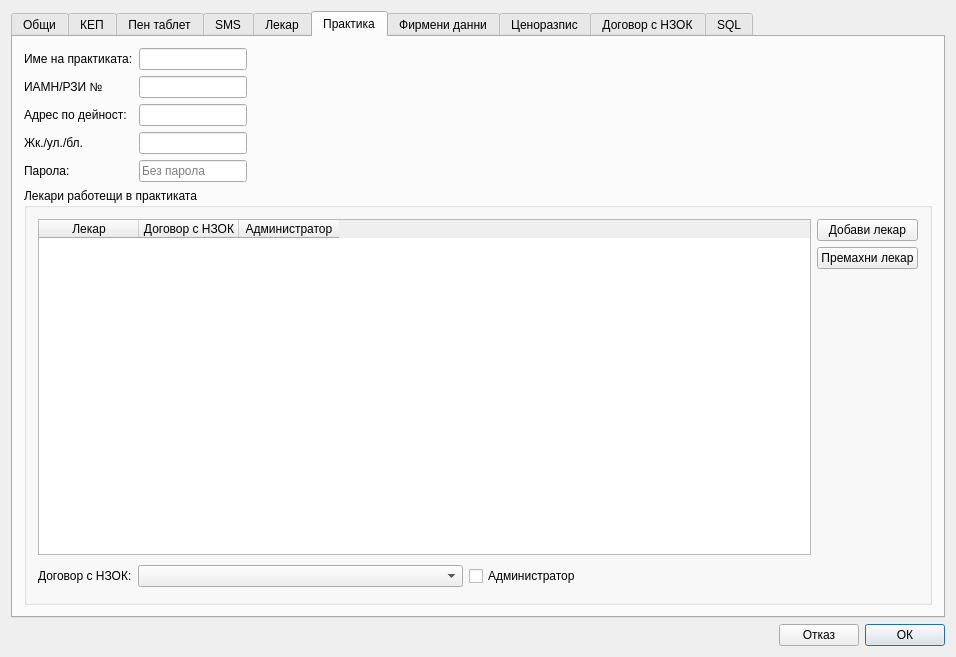
First picture: the form in src/View/Widgets/SettingsDialog.ui, repository thefinalcutbg/DinoDent, before the edit.
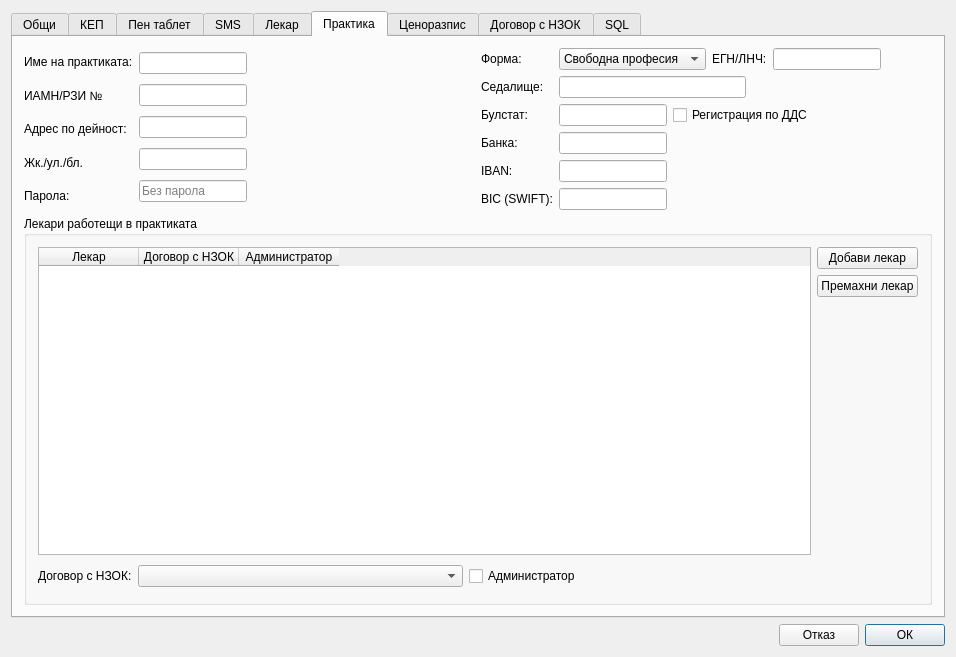
Second picture: the form after the edit. The open tabs and pages were chosen to show the change. Custom widgets are drawn as their Qt base class.

Commit message: practice and company tabs united

The edit to the form file:
```diff
--- a/src/View/Widgets/SettingsDialog.ui
+++ b/src/View/Widgets/SettingsDialog.ui
@@ -1131,6 +1131,8 @@
       </attribute>
       <layout class="QVBoxLayout" name="verticalLayout_19">
        <item>
+        <layout class="QHBoxLayout" name="horizontalLayout_49">
+         <item>
         <layout class="QHBoxLayout" name="horizontalLayout_26">
          <item>
           <layout class="QVBoxLayout" name="verticalLayout_17">
@@ -1331,187 +1333,6 @@
         </layout>
        </item>
        <item>
-        <widget class="QGroupBox" name="groupBox_2">
-         <property name="title">
-          <string>Лекари работещи в практиката</string>
-         </property>
-         <layout class="QVBoxLayout" name="verticalLayout_23">
-          <item>
-           <layout class="QHBoxLayout" name="horizontalLayout_6">
-            <item>
-             <widget class="QTableWidget" name="doctorList">
-              <property name="sizePolicy">
-               <sizepolicy hsizetype="Expanding" vsizetype="Expanding">
-                <horstretch>0</horstretch>
-                <verstretch>0</verstretch>
-               </sizepolicy>
-              </property>
-              <property name="minimumSize">
-               <size>
-                <width>0</width>
-                <height>0</height>
-               </size>
-              </property>
-              <property name="editTriggers">
-               <set>QAbstractItemView::EditTrigger::AnyKeyPressed</set>
-              </property>
-              <property name="showDropIndicator" stdset="0">
-               <bool>false</bool>
-              </property>
-              <property name="dragDropOverwriteMode">
-               <bool>false</bool>
-              </property>
-              <property name="selectionBehavior">
-               <enum>QAbstractItemView::SelectionBehavior::SelectRows</enum>
-              </property>
-              <attribute name="horizontalHeaderStretchLastSection">
-               <bool>false</bool>
-              </attribute>
-              <attribute name="verticalHeaderVisible">
-               <bool>false</bool>
-              </attribute>
-              <column>
-               <property name="text">
-                <string>Лекар</string>
-               </property>
-              </column>
-              <column>
-               <property name="text">
-                <string>Договор с НЗОК</string>
-               </property>
-              </column>
-              <column>
-               <property name="text">
-                <string>Администратор</string>
-               </property>
-              </column>
-             </widget>
-            </item>
-            <item>
-             <layout class="QVBoxLayout" name="verticalLayout_5">
-              <item>
-               <widget class="QPushButton" name="addDoctor">
-                <property name="sizePolicy">
-                 <sizepolicy hsizetype="Preferred" vsizetype="Fixed">
-                  <horstretch>0</horstretch>
-                  <verstretch>0</verstretch>
-                 </sizepolicy>
-                </property>
-                <property name="minimumSize">
-                 <size>
-                  <width>0</width>
-                  <height>0</height>
-                 </size>
-                </property>
-                <property name="text">
-                 <string>Добави лекар</string>
-                </property>
-               </widget>
-              </item>
-              <item>
-               <widget class="QPushButton" name="removeDoctor">
-                <property name="sizePolicy">
-                 <sizepolicy hsizetype="Preferred" vsizetype="Fixed">
-                  <horstretch>0</horstretch>
-                  <verstretch>0</verstretch>
-                 </sizepolicy>
-                </property>
-                <property name="text">
-                 <string>Премахни лекар</string>
-                </property>
-               </widget>
-              </item>
-              <item>
-               <spacer name="verticalSpacer">
-                <property name="orientation">
-                 <enum>Qt::Orientation::Vertical</enum>
-                </property>
-                <property name="sizeType">
-                 <enum>QSizePolicy::Policy::Expanding</enum>
-                </property>
-                <property name="sizeHint" stdset="0">
-                 <size>
-                  <width>40</width>
-                  <height>20</height>
-                 </size>
-                </property>
-               </spacer>
-              </item>
-             </layout>
-            </item>
-           </layout>
-          </item>
-          <item>
-           <layout class="QHBoxLayout" name="horizontalLayout_7">
-            <item>
-             <widget class="QLabel" name="label_13">
-              <property name="text">
-               <string>Договор с НЗОК:</string>
-              </property>
-             </widget>
-            </item>
-            <item>
-             <widget class="QComboBox" name="specialtyCombo">
-              <property name="sizePolicy">
-               <sizepolicy hsizetype="Expanding" vsizetype="Fixed">
-                <horstretch>0</horstretch>
-                <verstretch>0</verstretch>
-               </sizepolicy>
-              </property>
-             </widget>
-            </item>
-            <item>
-             <widget class="QCheckBox" name="adminCheck">
-              <property name="sizePolicy">
-               <sizepolicy hsizetype="Preferred" vsizetype="Fixed">
-                <horstretch>0</horstretch>
-                <verstretch>0</verstretch>
-               </sizepolicy>
-              </property>
-              <property name="text">
-               <string>Администратор</string>
-              </property>
-             </widget>
-            </item>
-            <item>
-             <widget class="QLabel" name="label_44">
-              <property name="minimumSize">
-               <size>
-                <width>0</width>
-                <height>30</height>
-               </size>
-              </property>
-              <property name="text">
-               <string/>
-              </property>
-             </widget>
-            </item>
-            <item>
-             <spacer name="horizontalSpacer">
-              <property name="orientation">
-               <enum>Qt::Orientation::Horizontal</enum>
-              </property>
-              <property name="sizeHint" stdset="0">
-               <size>
-                <width>40</width>
-                <height>20</height>
-               </size>
-              </property>
-             </spacer>
-            </item>
-           </layout>
-          </item>
-         </layout>
-        </widget>
-       </item>
-      </layout>
-     </widget>
-     <widget class="QWidget" name="companySettings">
-      <attribute name="title">
-       <string>Фирмени данни</string>
-      </attribute>
-      <layout class="QVBoxLayout" name="verticalLayout_15">
-       <item>
         <layout class="QHBoxLayout" name="horizontalLayout_21">
          <item>
           <layout class="QVBoxLayout" name="verticalLayout_8">
@@ -1799,18 +1620,181 @@
          </item>
         </layout>
        </item>
+        </layout>
+       </item>
        <item>
-        <spacer name="verticalSpacer_3">
+        <widget class="QGroupBox" name="groupBox_2">
+         <property name="title">
+          <string>Лекари работещи в практиката</string>
+         </property>
+         <layout class="QVBoxLayout" name="verticalLayout_23">
+          <item>
+           <layout class="QHBoxLayout" name="horizontalLayout_6">
+            <item>
+             <widget class="QTableWidget" name="doctorList">
+              <property name="sizePolicy">
+               <sizepolicy hsizetype="Expanding" vsizetype="Expanding">
+                <horstretch>0</horstretch>
+                <verstretch>0</verstretch>
+               </sizepolicy>
+              </property>
+              <property name="minimumSize">
+               <size>
+                <width>0</width>
+                <height>0</height>
+               </size>
+              </property>
+              <property name="editTriggers">
+               <set>QAbstractItemView::EditTrigger::AnyKeyPressed</set>
+              </property>
+              <property name="showDropIndicator" stdset="0">
+               <bool>false</bool>
+              </property>
+              <property name="dragDropOverwriteMode">
+               <bool>false</bool>
+              </property>
+              <property name="selectionBehavior">
+               <enum>QAbstractItemView::SelectionBehavior::SelectRows</enum>
+              </property>
+              <attribute name="horizontalHeaderStretchLastSection">
+               <bool>false</bool>
+              </attribute>
+              <attribute name="verticalHeaderVisible">
+               <bool>false</bool>
+              </attribute>
+              <column>
+               <property name="text">
+                <string>Лекар</string>
+               </property>
+              </column>
+              <column>
+               <property name="text">
+                <string>Договор с НЗОК</string>
+               </property>
+              </column>
+              <column>
+               <property name="text">
+                <string>Администратор</string>
+               </property>
+              </column>
+             </widget>
+            </item>
+            <item>
+             <layout class="QVBoxLayout" name="verticalLayout_5">
+              <item>
+               <widget class="QPushButton" name="addDoctor">
+                <property name="sizePolicy">
+                 <sizepolicy hsizetype="Preferred" vsizetype="Fixed">
+                  <horstretch>0</horstretch>
+                  <verstretch>0</verstretch>
+                 </sizepolicy>
+                </property>
+                <property name="minimumSize">
+                 <size>
+                  <width>0</width>
+                  <height>0</height>
+                 </size>
+                </property>
+                <property name="text">
+                 <string>Добави лекар</string>
+                </property>
+               </widget>
+              </item>
+              <item>
+               <widget class="QPushButton" name="removeDoctor">
+                <property name="sizePolicy">
+                 <sizepolicy hsizetype="Preferred" vsizetype="Fixed">
+                  <horstretch>0</horstretch>
+                  <verstretch>0</verstretch>
+                 </sizepolicy>
+                </property>
+                <property name="text">
+                 <string>Премахни лекар</string>
+                </property>
+               </widget>
+              </item>
+              <item>
+               <spacer name="verticalSpacer">
          <property name="orientation">
           <enum>Qt::Orientation::Vertical</enum>
          </property>
+                <property name="sizeType">
+                 <enum>QSizePolicy::Policy::Expanding</enum>
+                </property>
          <property name="sizeHint" stdset="0">
           <size>
-           <width>102</width>
+                  <width>40</width>
            <height>20</height>
           </size>
          </property>
         </spacer>
+              </item>
+             </layout>
+            </item>
+           </layout>
+          </item>
+          <item>
+           <layout class="QHBoxLayout" name="horizontalLayout_7">
+            <item>
+             <widget class="QLabel" name="label_13">
+              <property name="text">
+               <string>Договор с НЗОК:</string>
+              </property>
+             </widget>
+            </item>
+            <item>
+             <widget class="QComboBox" name="specialtyCombo">
+              <property name="sizePolicy">
+               <sizepolicy hsizetype="Expanding" vsizetype="Fixed">
+                <horstretch>0</horstretch>
+                <verstretch>0</verstretch>
+               </sizepolicy>
+              </property>
+             </widget>
+            </item>
+            <item>
+             <widget class="QCheckBox" name="adminCheck">
+              <property name="sizePolicy">
+               <sizepolicy hsizetype="Preferred" vsizetype="Fixed">
+                <horstretch>0</horstretch>
+                <verstretch>0</verstretch>
+               </sizepolicy>
+              </property>
+              <property name="text">
+               <string>Администратор</string>
+              </property>
+             </widget>
+            </item>
+            <item>
+             <widget class="QLabel" name="label_44">
+              <property name="minimumSize">
+               <size>
+                <width>0</width>
+                <height>30</height>
+               </size>
+              </property>
+              <property name="text">
+               <string/>
+              </property>
+             </widget>
+            </item>
+            <item>
+             <spacer name="horizontalSpacer">
+              <property name="orientation">
+               <enum>Qt::Orientation::Horizontal</enum>
+              </property>
+              <property name="sizeHint" stdset="0">
+               <size>
+                <width>40</width>
+                <height>20</height>
+               </size>
+              </property>
+             </spacer>
+            </item>
+           </layout>
+          </item>
+         </layout>
+        </widget>
        </item>
       </layout>
      </widget>
```
Left out of the diff: 2 changed lines with no effect on the pictures. Lines whose indentation alone changed are shown as unchanged. The commit also changes 3 other files.
